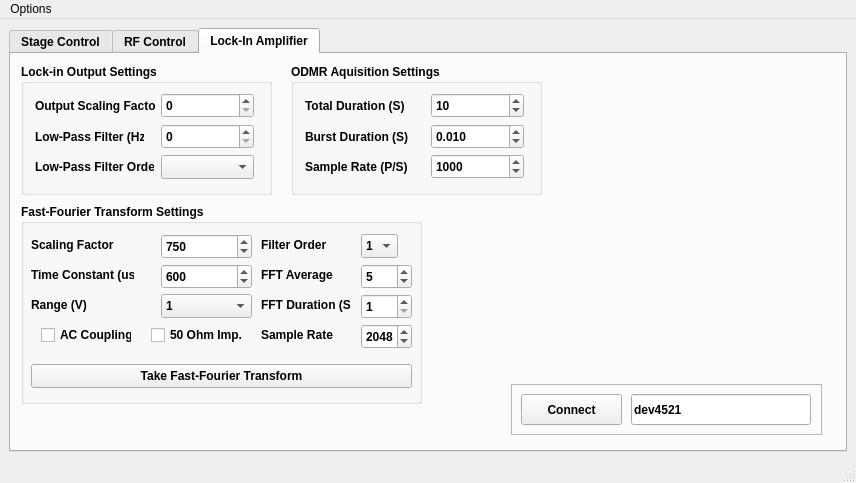
WarwickEPR/ScanningMagnetometry, file scanning_magnetometer.ui: the form before one commit.
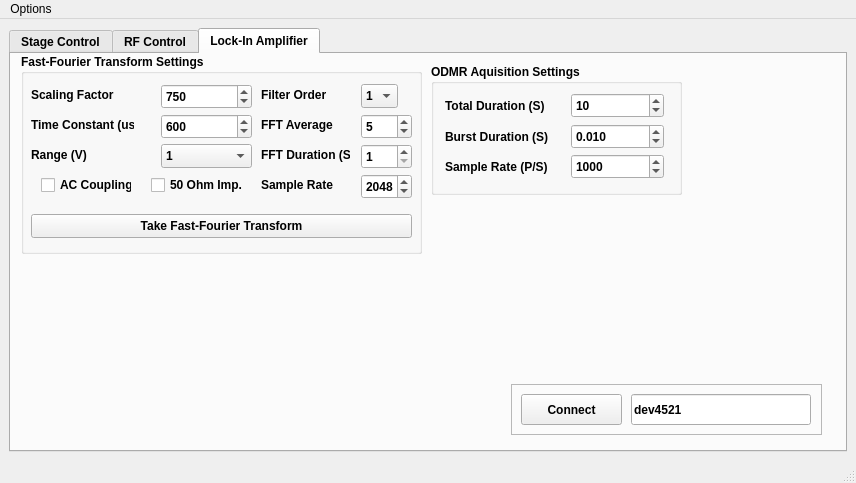
The form after the commit. The open tabs and pages were chosen to show the change.

Commit message: removed redundant LIA settings

What changed in the file:
```diff
--- a/scanning_magnetometer.ui
+++ b/scanning_magnetometer.ui
@@ -1464,93 +1464,11 @@
          </property>
         </widget>
        </widget>
-       <widget class="QGroupBox" name="groupBox_3">
-        <property name="geometry">
-         <rect>
-          <x>10</x>
-          <y>10</y>
-          <width>251</width>
-          <height>131</height>
-         </rect>
-        </property>
-        <property name="title">
-         <string>Lock-in Output Settings</string>
-        </property>
-        <widget class="QComboBox" name="LowPassFilterOrderBox">
-         <property name="geometry">
-          <rect>
-           <x>140</x>
-           <y>91</y>
-           <width>93</width>
-           <height>24</height>
-          </rect>
-         </property>
-        </widget>
-        <widget class="QLabel" name="label_39">
-         <property name="geometry">
-          <rect>
-           <x>14</x>
-           <y>29</y>
-           <width>120</width>
-           <height>25</height>
-          </rect>
-         </property>
-         <property name="text">
-          <string>Output Scaling Factor</string>
-         </property>
-        </widget>
-        <widget class="QLabel" name="label_40">
-         <property name="geometry">
-          <rect>
-           <x>14</x>
-           <y>60</y>
-           <width>109</width>
-           <height>25</height>
-          </rect>
-         </property>
-         <property name="text">
-          <string>Low-Pass Filter (Hz)</string>
-         </property>
-        </widget>
-        <widget class="QSpinBox" name="scalingFactorBox">
-         <property name="geometry">
-          <rect>
-           <x>140</x>
-           <y>29</y>
-           <width>93</width>
-           <height>25</height>
-          </rect>
-         </property>
-        </widget>
-        <widget class="QLabel" name="label_41">
-         <property name="geometry">
-          <rect>
-           <x>14</x>
-           <y>91</y>
-           <width>119</width>
-           <height>24</height>
-          </rect>
-         </property>
-         <property name="text">
-          <string>Low-Pass Filter Order</string>
-         </property>
-        </widget>
-        <widget class="QSpinBox" name="lowPassFilterBox">
-         <property name="geometry">
-          <rect>
-           <x>140</x>
-           <y>60</y>
-           <width>93</width>
-           <height>25</height>
-          </rect>
-         </property>
-        </widget>
-       </widget>
        <widget class="QGroupBox" name="groupBox_4">
         <property name="geometry">
          <rect>
           <x>10</x>
-          <y>150</y>
+          <y>0</y>
           <width>401</width>
           <height>200</height>
          </rect>
@@ -1854,7 +1772,7 @@
        <widget class="QGroupBox" name="groupBox_6">
         <property name="geometry">
          <rect>
-          <x>280</x>
+          <x>420</x>
           <y>10</y>
           <width>251</width>
           <height>131</height>
```
Left out of the diff: 4 changed lines with no effect on the pictures. The commit also changes 2 other files.
